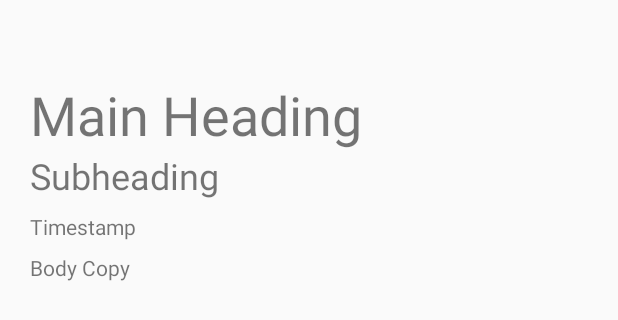
After one commit to Trystanr/Shmecipe, an Android app: the layout fragment_recipe_item_detail.xml on its own in the app's theme, with its tools: preview values and no code run, on a phone screen of 412 x 824 dp. The commit adds this screen. Shown: the top 320 px of the screen. Run offline under Robolectric (Android 15) with nearby library versions, the phone set to English and light mode, and no system bars.

Commit message:
Added detail view

```diff
--- a/app/build.gradle
+++ b/app/build.gradle
@@ -6,6 +6,7 @@ apply plugin: 'kotlin-android-extensions'
 apply plugin: 'kotlin-kapt'
 //Firebase
 apply plugin: 'com.google.gms.google-services'
+
 // Safe Args
 apply plugin: "androidx.navigation.safeargs.kotlin"
 
--- a/app/src/main/java/com/trystan/shmecipe/data/RecipePost.kt
+++ b/app/src/main/java/com/trystan/shmecipe/data/RecipePost.kt
@@ -3,6 +3,7 @@ package com.trystan.shmecipe.data
 import com.google.firebase.Timestamp
 
 data class RecipePost (
+    var id: String = "",
     val userId: String = "",
     val timestamp: Timestamp = Timestamp.now(),
     val title: String = "",
--- /dev/null
+++ b/app/src/main/res/layout/fragment_recipe_item_detail.xml
@@ -0,0 +1,59 @@
+<?xml version="1.0" encoding="utf-8"?>
+<layout xmlns:android="http://schemas.android.com/apk/res/android"
+    xmlns:app="http://schemas.android.com/apk/res-auto"
+    xmlns:tools="http://schemas.android.com/tools"
+    tools:context=".RecipeItemDetailFragment">
+
+    <androidx.constraintlayout.widget.ConstraintLayout
+        android:id="@+id/frameLayout3"
+        android:layout_width="match_parent"
+        android:layout_height="match_parent"
+        android:padding="20dp">
+
+        <TextView
+            android:id="@+id/recipeDetailTitle"
+            android:layout_width="match_parent"
+            android:layout_height="wrap_content"
+            android:layout_marginTop="32dp"
+            android:text="Main Heading"
+            android:textSize="36sp"
+            app:layout_constraintEnd_toEndOf="parent"
+            app:layout_constraintStart_toStartOf="parent"
+            app:layout_constraintTop_toTopOf="parent" />
+
+        <TextView
+            android:id="@+id/recipeDetailTitle2"
+            android:layout_width="match_parent"
+            android:layout_height="wrap_content"
+            android:text="Subheading"
+            android:textSize="24sp"
+            app:layout_constraintEnd_toEndOf="parent"
+            app:layout_constraintHorizontal_bias="0.0"
+            app:layout_constraintStart_toStartOf="parent"
+            app:layout_constraintTop_toBottomOf="@+id/recipeDetailTitle" />
+
+        <TextView
+            android:id="@+id/recipeDetailTitle3"
+            android:layout_width="match_parent"
+            android:layout_height="wrap_content"
+            android:layout_marginTop="8dp"
+            android:text="Timestamp"
+            app:layout_constraintEnd_toEndOf="parent"
+            app:layout_constraintHorizontal_bias="0.0"
+            app:layout_constraintStart_toStartOf="parent"
+            app:layout_constraintTop_toBottomOf="@+id/recipeDetailTitle2" />
+
+        <TextView
+            android:id="@+id/recipeDetailTitle4"
+            android:layout_width="match_parent"
+            android:layout_height="wrap_content"
+            android:layout_marginTop="8dp"
+            android:text="Body Copy"
+            app:layout_constraintEnd_toEndOf="parent"
+            app:layout_constraintHorizontal_bias="0.0"
+            app:layout_constraintStart_toStartOf="parent"
+            app:layout_constraintTop_toBottomOf="@+id/recipeDetailTitle3" />
+
+    </androidx.constraintlayout.widget.ConstraintLayout>
+
+</layout>
--- a/build.gradle
+++ b/build.gradle
@@ -21,6 +21,7 @@ buildscript {
         // in the individual module build.gradle files
 
         classpath 'com.google.gms:google-services:4.3.3'
+
         // Safe Args
         def nav_version = "2.3.0"
         classpath "androidx.navigation:navigation-safe-args-gradle-plugin:$nav_version"
```
Also changed, not shown: app/src/main/java/com/trystan/shmecipe/HomeFragment.kt (+16 -3 lines), app/src/main/java/com/trystan/shmecipe/RecipeItemDetailFragment.kt (added, +54 -0 lines), app/src/main/res/navigation/navigation.xml (+15 -0 lines).
